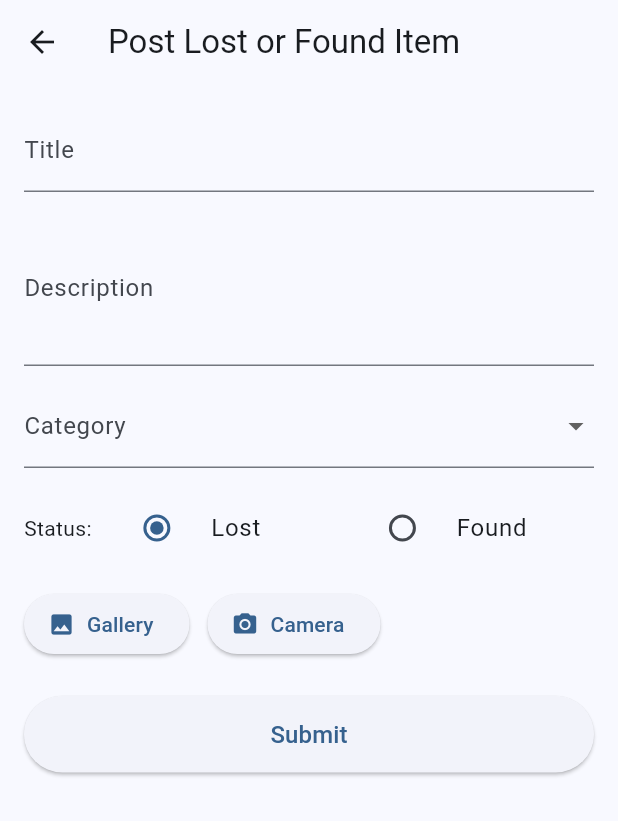
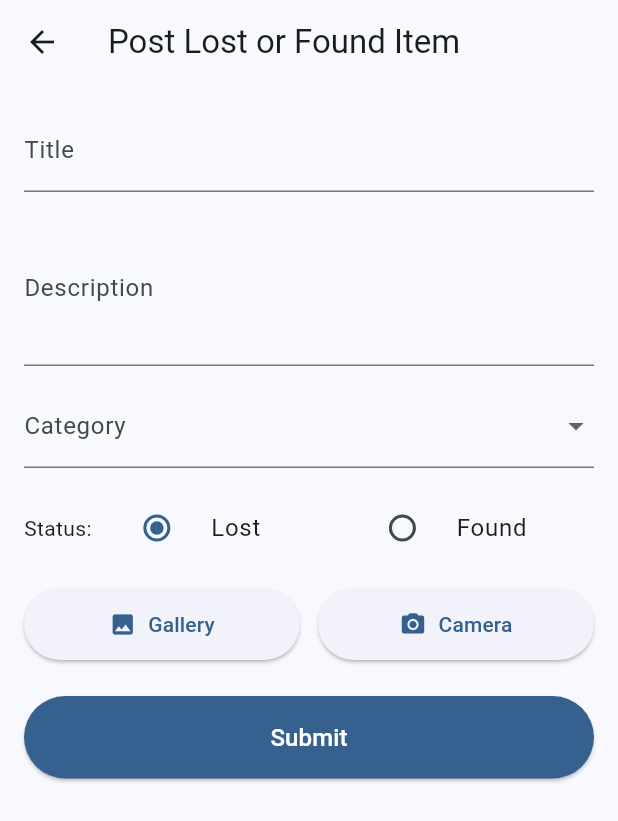
Before and after one commit to hotdogwithcheese/campus-lost-found, a Flutter app: the PostItemScreen screen opened directly, on a phone screen of 412 x 824 dp. Shown: the top 821 px of the screen. Run offline on Flutter 3.47's test engine with Material 3 defaults, Android fonts, the phone set to English and light mode, and no system bars; our stand-ins replace image_picker, supabase_flutter; accounts and stored records are empty.

Commit message:
UX: Uniform gallery/camera buttons and updated submit button on Post Item screen

```diff
--- a/lib/screens/post_item_screen.dart
+++ b/lib/screens/post_item_screen.dart
@@ -1,7 +1,7 @@
 import 'dart:io';
 import 'package:flutter/material.dart';
 import 'package:image_picker/image_picker.dart';
-import 'package:supabase_flutter/supabase_flutter.dart'; // IMPORTANT
+import 'package:supabase_flutter/supabase_flutter.dart';
 import '../config/supabase_config.dart';
 
 class PostItemScreen extends StatefulWidget {
@@ -30,43 +30,27 @@ class _PostItemScreenState extends State<PostItemScreen> {
 
   final ImagePicker _picker = ImagePicker();
 
-  // Select image
   Future<void> _pickImage(ImageSource source) async {
     final XFile? picked =
     await _picker.pickImage(source: source, imageQuality: 75);
-
     if (picked != null) {
-      setState(() {
-        imageFile = File(picked.path);
-      });
+      setState(() => imageFile = File(picked.path));
     }
   }
 
-  // Upload image to Supabase Storage
   Future<String?> _uploadImage(File image) async {
     try {
       final fileName = '${DateTime.now().millisecondsSinceEpoch}.png';
-
       final bucket = SupabaseConfig.client.storage.from('item-images');
-
-      await bucket.upload(
-        fileName,
-        image,
-        fileOptions: const FileOptions(
-          upsert: false,
-          cacheControl: '3600',
-        ),
-      );
-
-      final imageUrl = bucket.getPublicUrl(fileName);
-      return imageUrl;
+      await bucket.upload(fileName, image,
+          fileOptions: const FileOptions(upsert: false, cacheControl: '3600'));
+      return bucket.getPublicUrl(fileName);
     } catch (e) {
       debugPrint("Upload error: $e");
       return null;
     }
   }
 
-  // Save to database
   Future<void> _saveItem(String imageUrl) async {
     await SupabaseConfig.client.from(SupabaseConfig.itemsTableName).insert({
       'title': title,
@@ -78,7 +62,6 @@ class _PostItemScreenState extends State<PostItemScreen> {
     });
   }
 
-  // Submit button
   Future<void> _submitForm() async {
     if (!_formKey.currentState!.validate()) {
       ScaffoldMessenger.of(context).showSnackBar(
@@ -86,7 +69,6 @@ class _PostItemScreenState extends State<PostItemScreen> {
       );
       return;
     }
-
     if (imageFile == null) {
       ScaffoldMessenger.of(context).showSnackBar(
         const SnackBar(content: Text('Please select an image')),
@@ -95,10 +77,7 @@ class _PostItemScreenState extends State<PostItemScreen> {
     }
 
     _formKey.currentState!.save();
-
-    // Upload image
     final imageUrl = await _uploadImage(imageFile!);
-
     if (imageUrl == null) {
       ScaffoldMessenger.of(context).showSnackBar(
         const SnackBar(content: Text('Image upload failed')),
@@ -107,11 +86,9 @@ class _PostItemScreenState extends State<PostItemScreen> {
     }
 
     await _saveItem(imageUrl);
-
     ScaffoldMessenger.of(context).showSnackBar(
       const SnackBar(content: Text('Item posted successfully')),
     );
-
     Navigator.pop(context, true);
   }
 
@@ -149,10 +126,7 @@ class _PostItemScreenState extends State<PostItemScreen> {
               DropdownButtonFormField<String>(
                 decoration: const InputDecoration(labelText: 'Category'),
                 items: categories
-                    .map((c) => DropdownMenuItem(
-                  value: c,
-                  child: Text(c),
-                ))
+                    .map((c) => DropdownMenuItem(value: c, child: Text(c)))
                     .toList(),
                 onChanged: (v) => setState(() => category = v),
                 validator: (v) =>
@@ -160,7 +134,7 @@ class _PostItemScreenState extends State<PostItemScreen> {
               ),
               const SizedBox(height: 12),
 
-              // Status (Lost/Found)
+              // Status
               Row(
                 children: [
                   const Text('Status:  '),
@@ -184,19 +158,27 @@ class _PostItemScreenState extends State<PostItemScreen> {
               ),
               const SizedBox(height: 12),
 
-              // Image picker
+              // Image picker row (uniform buttons)
               Row(
                 children: [
-                  ElevatedButton.icon(
+                  Expanded(
+                    child: ElevatedButton.icon(
                       onPressed: () => _pickImage(ImageSource.gallery),
                       icon: const Icon(Icons.photo),
                       label: const Text('Gallery'),
+                      style: ElevatedButton.styleFrom(
+                          padding: const EdgeInsets.symmetric(vertical: 14)),
+                    ),
                   ),
                   const SizedBox(width: 12),
-                  ElevatedButton.icon(
+                  Expanded(
+                    child: ElevatedButton.icon(
                       onPressed: () => _pickImage(ImageSource.camera),
                       icon: const Icon(Icons.camera_alt),
                       label: const Text('Camera'),
+                      style: ElevatedButton.styleFrom(
+                          padding: const EdgeInsets.symmetric(vertical: 14)),
+                    ),
                   ),
                 ],
               ),
@@ -207,30 +189,23 @@ class _PostItemScreenState extends State<PostItemScreen> {
                   padding: const EdgeInsets.only(top: 12),
                   child: ClipRRect(
                     borderRadius: BorderRadius.circular(10),
-                    child: Image.file(
-                      imageFile!,
-                      height: 160,
-                      fit: BoxFit.cover,
-                    ),
+                    child: Image.file(imageFile!, height: 160, fit: BoxFit.cover),
                   ),
                 ),
 
               const SizedBox(height: 24),
 
-              // Submit
-              ElevatedButton(
+              // Submit button
+              SizedBox(
+                width: double.infinity,
+                child: ElevatedButton(
                   onPressed: _submitForm,
-                child: const SizedBox(
-                  width: double.infinity,
-                  child: Center(
-                    child: Padding(
-                      padding: EdgeInsets.symmetric(vertical: 14),
-                      child: Text(
-                        'Submit',
-                        style: TextStyle(fontSize: 16),
+                  style: ElevatedButton.styleFrom(
+                    backgroundColor: Theme.of(context).primaryColor, // theme color
+                    foregroundColor: Colors.white, // text color
+                    padding: const EdgeInsets.symmetric(vertical: 16),
                   ),
-                    ),
-                  ),
+                  child: const Text('Submit', style: TextStyle(fontSize: 16)),
                 ),
               ),
             ],
```
Lines whose indentation alone changed are shown as unchanged.
